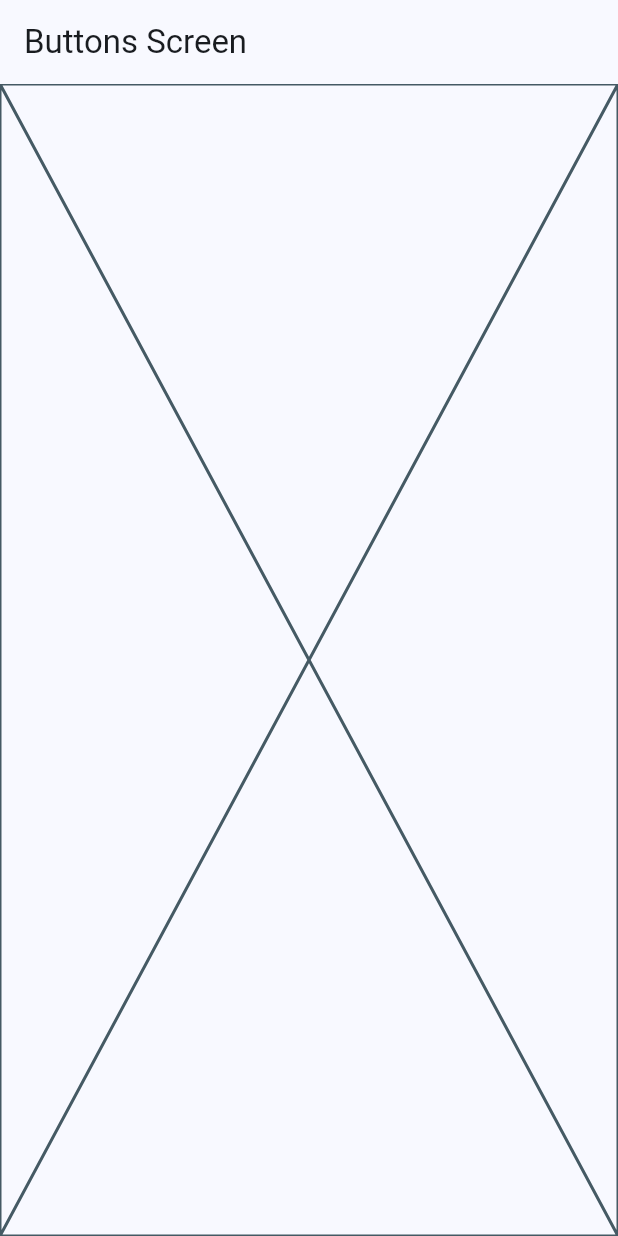
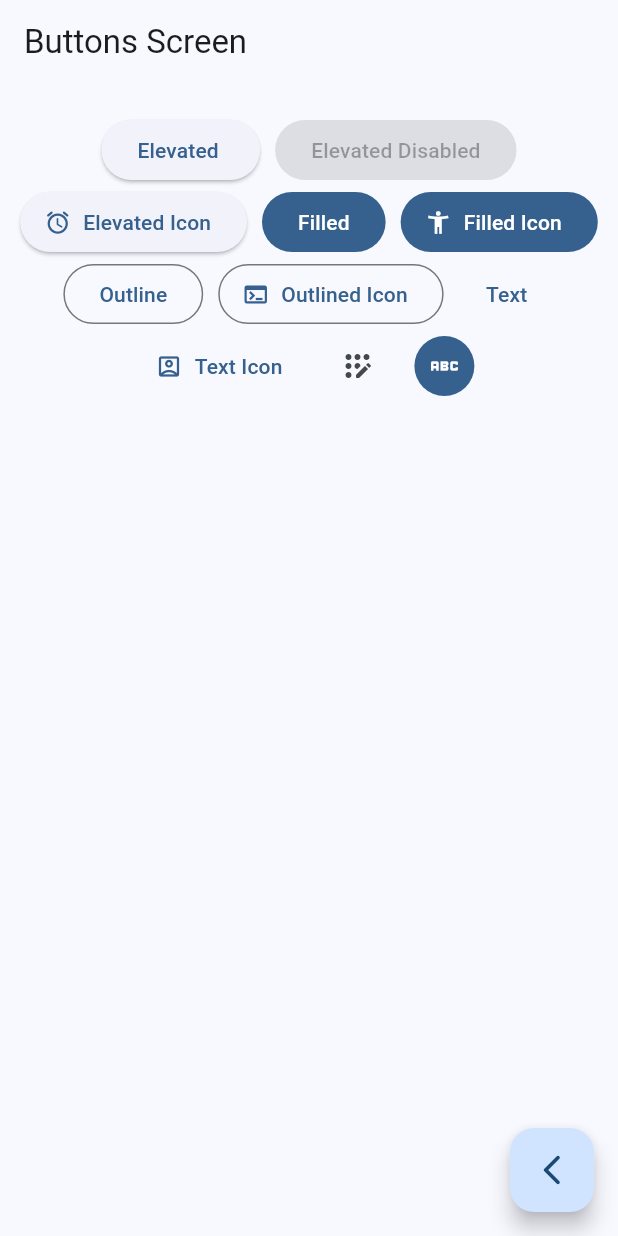
Before and after one commit to Axely7/Widgets-App, a Flutter app: the ButtonsScreen screen opened by its route, on a phone screen of 412 x 824 dp. Run offline on Flutter 3.47's test engine with Material 2 defaults, Android fonts, the phone set to English and light mode, and no system bars; our stand-ins replace go_router.

Commit message:
Button from Material

```diff
--- a/lib/presentation/screens/buttons/buttons_screen.dart
+++ b/lib/presentation/screens/buttons/buttons_screen.dart
@@ -1,4 +1,5 @@
 import 'package:flutter/material.dart';
+import 'package:go_router/go_router.dart';
 
 class ButtonsScreen extends StatelessWidget {
   static const String name = 'buttons_screen';
@@ -9,7 +10,63 @@ class ButtonsScreen extends StatelessWidget {
   Widget build(BuildContext context) {
     return Scaffold(
       appBar: AppBar(title: const Text('Buttons Screen')),
-      body: const Placeholder(),
+      body: const _ButtonsView(),
+      floatingActionButton: FloatingActionButton(
+        child: const Icon(Icons.arrow_back_ios_new_rounded),
+        onPressed: () {
+          context.pop();
+        },
+      ),
     );
   }
 }
+
+class _ButtonsView extends StatelessWidget {
+  const _ButtonsView();
+
+  @override
+  Widget build(BuildContext context) {
+    final colors = Theme.of(context).colorScheme;
+
+    return SizedBox(
+      width: double.infinity,
+      child: Padding(
+        padding: const EdgeInsets.symmetric(horizontal: 10, vertical: 20),
+        child: Wrap(spacing: 10, alignment: WrapAlignment.center, children: [
+          ElevatedButton(onPressed: () {}, child: const Text('Elevated ')),
+          const ElevatedButton(
+              onPressed: null, child: Text('Elevated Disabled')),
+          ElevatedButton.icon(
+              onPressed: () {},
+              icon: const Icon(Icons.access_alarm_rounded),
+              label: const Text('Elevated Icon')),
+          FilledButton(onPressed: () {}, child: const Text('Filled')),
+          FilledButton.icon(
+              onPressed: () {},
+              icon: const Icon(Icons.accessibility_new),
+              label: const Text('Filled Icon')),
+          OutlinedButton(onPressed: () {}, child: const Text('Outline')),
+          OutlinedButton.icon(
+              onPressed: () {},
+              icon: const Icon(Icons.terminal),
+              label: const Text('Outlined Icon')),
+          TextButton(onPressed: () {}, child: const Text('Text')),
+          TextButton.icon(
+              onPressed: () {},
+              icon: const Icon(Icons.account_box_outlined),
+              label: const Text('Text Icon')),
+          IconButton(
+              onPressed: () {},
+              icon: const Icon(Icons.app_registration_rounded)),
+          IconButton(
+            onPressed: () {},
+            icon: const Icon(Icons.abc),
+            style: ButtonStyle(
+                backgroundColor: MaterialStatePropertyAll(colors.primary)),
+            color: Colors.white,
+          )
+        ]),
+      ),
+    );
+  }
+}
```
